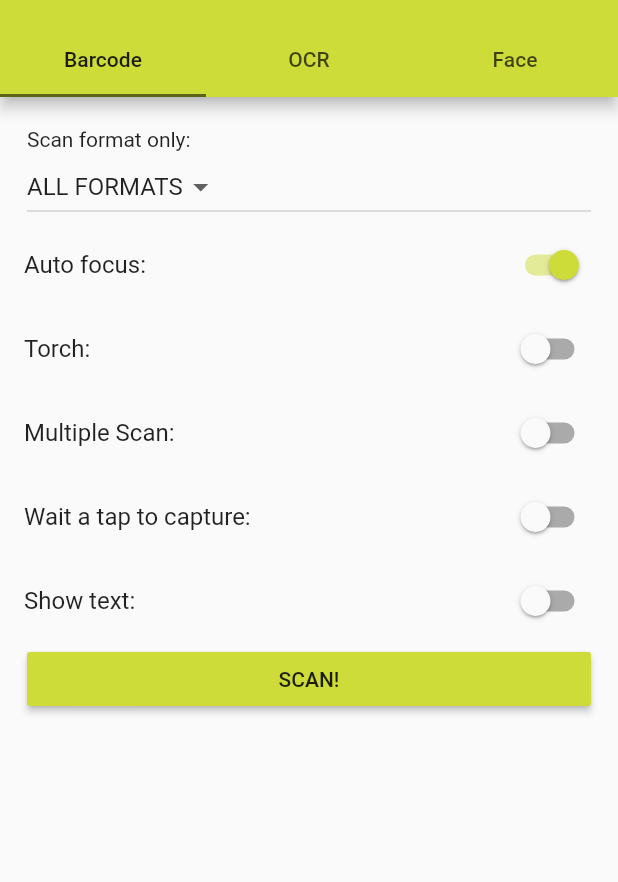
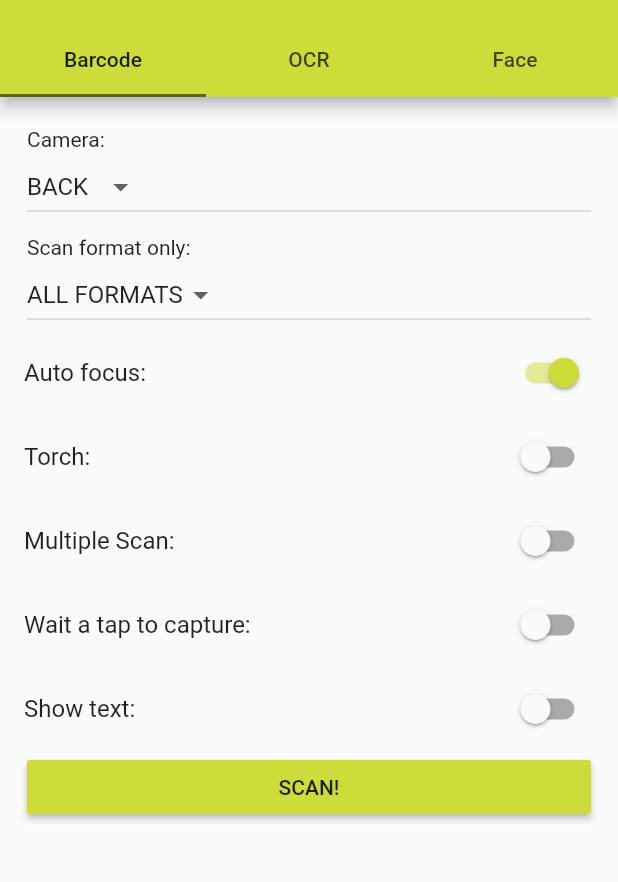
Before and after one commit to edufolly/flutter_mobile_vision, a Flutter app: the screen it shows after launch, after a tap on "SCAN!", on a phone screen of 412 x 824 dp, the part 59-941 px from its top. Run offline on Flutter 3.47's test engine with Material 2 defaults, Android fonts, the phone set to English and light mode, and no system bars.

Commit message:
Release 0.1.0

```diff
--- a/example/lib/main.dart
+++ b/example/lib/main.dart
@@ -14,6 +14,7 @@ class MyApp extends StatefulWidget {
 }
 
 class _MyAppState extends State<MyApp> {
+  int _cameraBarcode = FlutterMobileVision.CAMERA_BACK;
   int _onlyFormatBarcode = Barcode.ALL_FORMATS;
   bool _autoFocusBarcode = true;
   bool _torchBarcode = false;
@@ -22,12 +23,14 @@ class _MyAppState extends State<MyApp> {
   bool _showTextBarcode = false;
   List<Barcode> _barcodes = [];
 
+  int _cameraOcr = FlutterMobileVision.CAMERA_BACK;
   bool _autoFocusOcr = true;
   bool _torchOcr = false;
   bool _multipleOcr = false;
   bool _showTextOcr = true;
   List<OcrText> _textsOcr = [];
 
+  int _cameraFace = FlutterMobileVision.CAMERA_FRONT;
   bool _autoFocusFace = true;
   bool _torchFace = false;
   bool _multipleFace = true;
@@ -87,10 +90,52 @@ class _MyAppState extends State<MyApp> {
   }
 
   ///
+  /// Camera list
+  ///
+  List<DropdownMenuItem<int>> _getCameras() {
+    List<DropdownMenuItem<int>> formatItems = [];
+
+    formatItems.add(new DropdownMenuItem(
+      child: new Text('BACK'),
+      value: FlutterMobileVision.CAMERA_BACK,
+    ));
+
+    formatItems.add(new DropdownMenuItem(
+      child: new Text('FRONT'),
+      value: FlutterMobileVision.CAMERA_FRONT,
+    ));
+
+    return formatItems;
+  }
+
+  ///
   /// Scan Screen
   ///
   Widget _getScanScreen(BuildContext context) {
     List<Widget> items = [];
+
+    items.add(new Padding(
+      padding: const EdgeInsets.only(
+        top: 8.0,
+        left: 18.0,
+        right: 18.0,
+      ),
+      child: const Text('Camera:'),
+    ));
+
+    items.add(new Padding(
+      padding: const EdgeInsets.only(
+        left: 18.0,
+        right: 18.0,
+      ),
+      child: new DropdownButton(
+        items: _getCameras(),
+        onChanged: (value) => setState(
+              () => _cameraBarcode = value,
+            ),
+        value: _cameraBarcode,
+      ),
+    ));
 
     items.add(new Padding(
       padding: const EdgeInsets.only(
@@ -197,6 +242,8 @@ class _MyAppState extends State<MyApp> {
         multiple: _multipleBarcode,
         waitTap: _waitTapBarcode,
         showText: _showTextBarcode,
+        camera: _cameraBarcode,
+        fps: 15.0,
       );
     } on Exception {
       barcodes.add(new Barcode('Failed to get barcode.'));
@@ -212,6 +259,29 @@ class _MyAppState extends State<MyApp> {
   ///
   Widget _getOcrScreen(BuildContext context) {
     List<Widget> items = [];
+
+    items.add(new Padding(
+      padding: const EdgeInsets.only(
+        top: 8.0,
+        left: 18.0,
+        right: 18.0,
+      ),
+      child: const Text('Camera:'),
+    ));
+
+    items.add(new Padding(
+      padding: const EdgeInsets.only(
+        left: 18.0,
+        right: 18.0,
+      ),
+      child: new DropdownButton(
+        items: _getCameras(),
+        onChanged: (value) => setState(
+              () => _cameraOcr = value,
+            ),
+        value: _cameraOcr,
+      ),
+    ));
 
     items.add(new SwitchListTile(
       title: const Text('Auto focus:'),
@@ -281,6 +351,8 @@ class _MyAppState extends State<MyApp> {
         autoFocus: _autoFocusOcr,
         multiple: _multipleOcr,
         showText: _showTextOcr,
+        camera: _cameraOcr,
+        fps: 2.0,
       );
     } on Exception {
       texts.add(new OcrText('Failed to recognize text.'));
@@ -296,6 +368,29 @@ class _MyAppState extends State<MyApp> {
   ///
   Widget _getFaceScreen(BuildContext context) {
     List<Widget> items = [];
+
+    items.add(new Padding(
+      padding: const EdgeInsets.only(
+        top: 8.0,
+        left: 18.0,
+        right: 18.0,
+      ),
+      child: const Text('Camera:'),
+    ));
+
+    items.add(new Padding(
+      padding: const EdgeInsets.only(
+        left: 18.0,
+        right: 18.0,
+      ),
+      child: new DropdownButton(
+        items: _getCameras(),
+        onChanged: (value) => setState(
+              () => _cameraFace = value,
+            ),
+        value: _cameraFace,
+      ),
+    ));
 
     items.add(new SwitchListTile(
       title: const Text('Auto focus:'),
@@ -365,8 +460,10 @@ class _MyAppState extends State<MyApp> {
         autoFocus: _autoFocusFace,
         multiple: _multipleFace,
         showText: _showTextFace,
+        camera: _cameraFace,
+        fps: 15.0,
       );
-    } on Exception catch (e) {
+    } on Exception {
       faces.add(new Face(-1));
     }
 
--- a/lib/flutter_mobile_vision.dart
+++ b/lib/flutter_mobile_vision.dart
@@ -5,6 +5,9 @@ import 'package:flutter/services.dart';
 class FlutterMobileVision {
   static const MethodChannel _channel =
       const MethodChannel('flutter_mobile_vision');
+
+  static const int CAMERA_BACK = 0;
+  static const int CAMERA_FRONT = 1;
 
   ///
   ///
@@ -16,6 +19,8 @@ class FlutterMobileVision {
     bool multiple: false,
     bool waitTap: false,
     bool showText: false,
+    int camera: CAMERA_BACK,
+    double fps: 15.0,
   }) async {
     if (multiple) {
       waitTap = true;
@@ -27,6 +32,8 @@ class FlutterMobileVision {
       'multiple': multiple,
       'waitTap': waitTap,
       'showText': showText,
+      'camera': camera,
+      'fps': fps,
     };
 
     final List list = await _channel.invokeMethod('scan', arguments);
@@ -42,12 +49,16 @@ class FlutterMobileVision {
     bool autoFocus: true,
     bool multiple: false,
     bool showText: true,
+    int camera: CAMERA_BACK,
+    double fps: 2.0,
   }) async {
     Map<String, dynamic> arguments = {
       'flash': flash,
       'autoFocus': autoFocus,
       'multiple': multiple,
       'showText': showText,
+      'camera': camera,
+      'fps': fps,
     };
 
     final List list = await _channel.invokeMethod('read', arguments);
@@ -63,12 +74,16 @@ class FlutterMobileVision {
     bool autoFocus: true,
     bool multiple: true,
     bool showText: true,
+    int camera: CAMERA_BACK,
+    double fps: 15.0,
   }) async {
     Map<String, dynamic> arguments = {
       'flash': flash,
       'autoFocus': autoFocus,
       'multiple': multiple,
       'showText': showText,
+      'camera': camera,
+      'fps': fps,
     };
 
     final List list = await _channel.invokeMethod('face', arguments);
--- a/pubspec.yaml
+++ b/pubspec.yaml
@@ -1,6 +1,6 @@
 name: flutter_mobile_vision
 description: Flutter implementation for Google Mobile Vision. Scan Barcodes, Recognize Text and Detect Faces.
-version: 0.0.4
+version: 0.1.0
 author: Eduardo Folly <edufolly@gmail.com>
 homepage: https://github.com/edufolly/flutter_mobile_vision
 
```
Also changed, not shown: docs/flutter_01.png, docs/flutter_05.png, docs/flutter_07.png, 7 other files.
